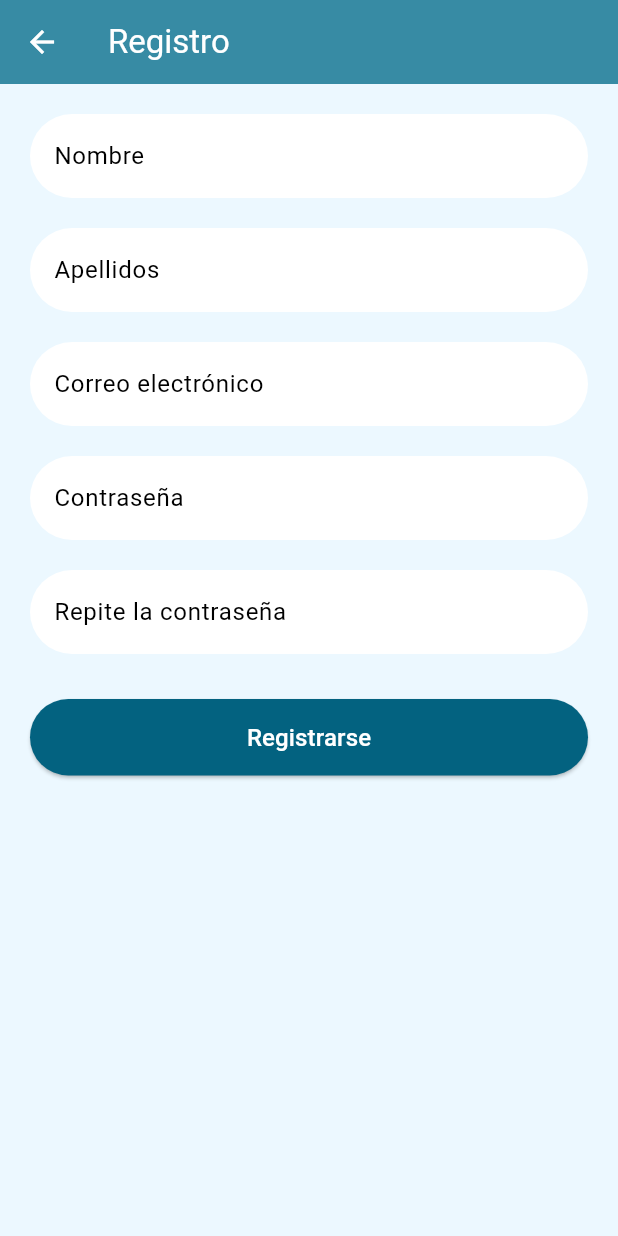
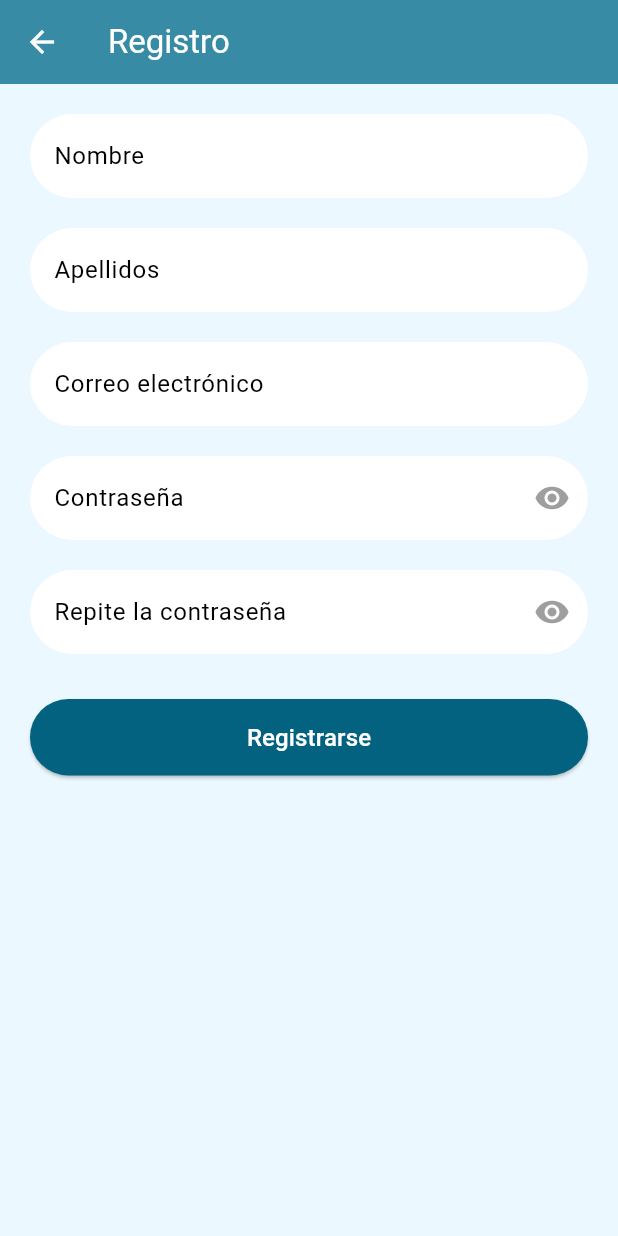
Before and after one commit to Raquel-Alcazar/AllergEat, a Flutter app: the PantallaRegistro screen opened directly, on a phone screen of 412 x 824 dp. Run offline on Flutter 3.47's test engine with Material 3 defaults, Android fonts, the phone set to English and light mode, and no system bars; our stand-ins replace sqflite; missing offline and left inert: openfoodfacts; accounts and stored records are empty.

Commit message:
Introducir visualización de contraseña

```diff
--- a/lib/pantalla_registro.dart
+++ b/lib/pantalla_registro.dart
@@ -17,6 +17,9 @@ class _PantallaRegistroState extends State<PantallaRegistro> {
   String email = '';
   String password = '';
   String repetirPassword = '';
+
+  bool _obscurePassword = true;
+  bool _obscureRepeatPassword = true;
 
   @override
   void dispose() {
@@ -93,8 +96,23 @@ class _PantallaRegistroState extends State<PantallaRegistro> {
               SizedBox(height: 20),
               TextFormField(
                 controller: _passwordController,
-                obscureText: true,
-                decoration: InputDecoration(labelText: 'Contraseña'),
+                obscureText: _obscurePassword,
+                decoration: InputDecoration(
+                  labelText: 'Contraseña',
+                  suffixIcon: IconButton(
+                    icon: Icon(
+                      _obscurePassword
+                          ? Icons.visibility
+                          : Icons.visibility_off,
+                      color: Colors.grey,
+                    ),
+                    onPressed: () {
+                      setState(() {
+                        _obscurePassword = !_obscurePassword;
+                      });
+                    },
+                  ),
+                ),
                 validator: (value) => value!.length < 6
                     ? 'Debe tener al menos 6 caracteres'
                     : null,
@@ -102,8 +120,23 @@ class _PantallaRegistroState extends State<PantallaRegistro> {
               ),
               SizedBox(height: 20),
               TextFormField(
-                obscureText: true,
-                decoration: InputDecoration(labelText: 'Repite la contraseña'),
+                obscureText: _obscureRepeatPassword,
+                decoration: InputDecoration(
+                  labelText: 'Repite la contraseña',
+                  suffixIcon: IconButton(
+                    icon: Icon(
+                      _obscureRepeatPassword
+                          ? Icons.visibility
+                          : Icons.visibility_off,
+                      color: Colors.grey,
+                    ),
+                    onPressed: () {
+                      setState(() {
+                        _obscureRepeatPassword = !_obscureRepeatPassword;
+                      });
+                    },
+                  ),
+                ),
                 validator: (value) => value != _passwordController.text
                     ? 'Las contraseñas no coinciden'
                     : null,
```
Also changed, not shown: lib/pantalla_iniciar_sesion.dart (+25 -6 lines).
